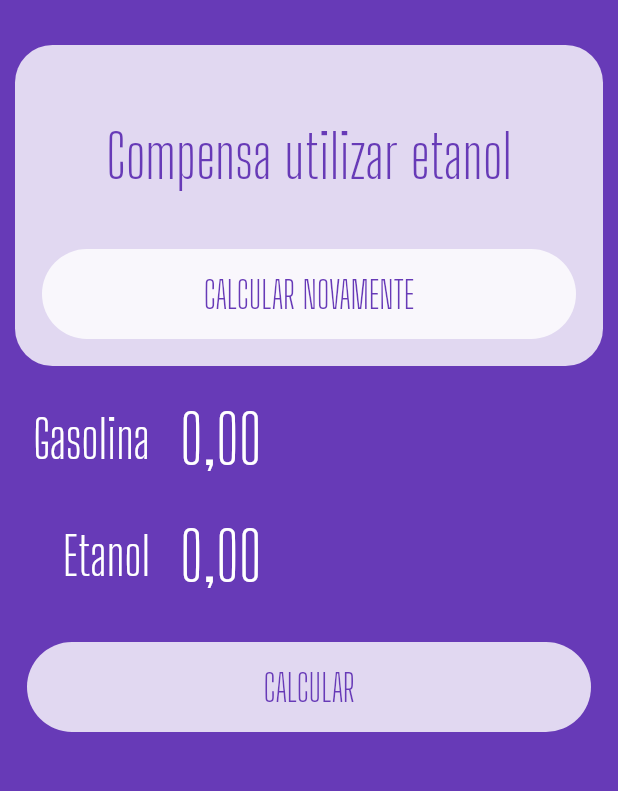
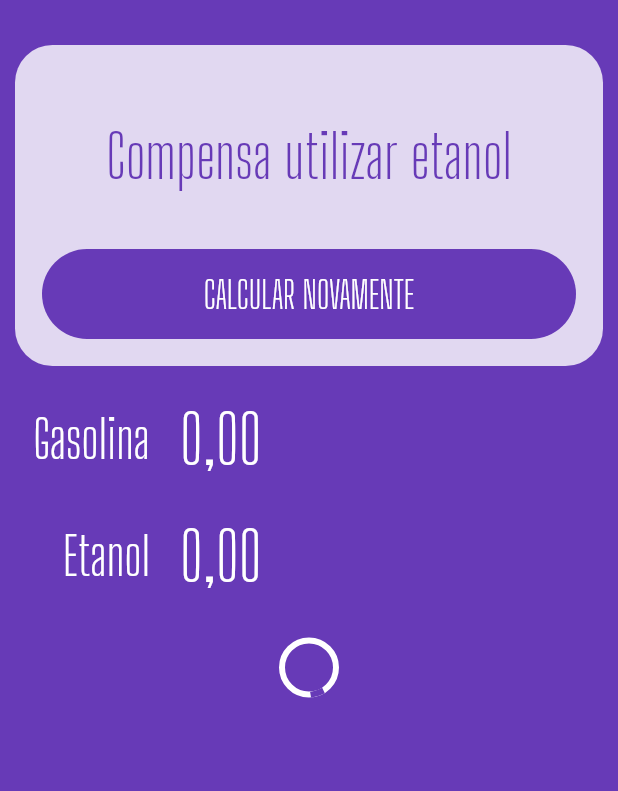
Before and after one commit to claylton/ethanol_or_gasoline, a Flutter app: the screen it shows after launch, on a phone screen of 412 x 824 dp, the part 270-1061 px from its top. Run offline on Flutter 3.47's test engine with Material 2 defaults, Android fonts, the phone set to English and light mode, and no system bars; our stand-ins replace mask_text_input_formatter.

Commit message:
Feat: Loading Button

```diff
--- a/lib/main.dart
+++ b/lib/main.dart
@@ -1,4 +1,5 @@
 import 'package:ethanol_or_gasoline/widgets/input_widget.dart';
+import 'package:ethanol_or_gasoline/widgets/loading_button_widget.dart';
 import 'package:ethanol_or_gasoline/widgets/logo_widget.dart';
 import 'package:flutter/material.dart';
 
@@ -51,51 +52,23 @@ class HomePage extends StatelessWidget {
                   textAlign: TextAlign.center,
                 ),
                 const SizedBox(height: 20),
-                TextButton(
-                  child: Container(
-                    margin: const EdgeInsets.all(10),
-                    height: 60,
-                    width: double.infinity,
-                    alignment: Alignment.center,
-                    decoration: BoxDecoration(
-                      color: Colors.white.withOpacity(0.8),
-                      // shape: BoxShape.circle,
-                      borderRadius: BorderRadius.circular(60),
-                    ),
-                    child: Text("CALCULAR NOVAMENTE",
-                        style: TextStyle(
-                          color: Theme.of(context).primaryColor,
-                          fontSize: 25,
-                          fontFamily: "Big Shoulders Display",
-                        )),
-                  ),
+                LoadingButtonWidget(
+                  isLoading: false,
+                  invertColors: true,
                   onPressed: () {},
-                ),
+                  label: "CALCULAR NOVAMENTE",
+                )
               ],
             ),
           ),
           InputWidget(label: "Gasolina"),
           InputWidget(label: "Etanol"),
-          TextButton(
-            child: Container(
-              margin: const EdgeInsets.all(10),
-              height: 60,
-              width: double.infinity,
-              alignment: Alignment.center,
-              decoration: BoxDecoration(
-                color: Colors.white.withOpacity(0.8),
-                // shape: BoxShape.circle,
-                borderRadius: BorderRadius.circular(60),
-              ),
-              child: Text("CALCULAR",
-                  style: TextStyle(
-                    color: Theme.of(context).primaryColor,
-                    fontSize: 25,
-                    fontFamily: "Big Shoulders Display",
-                  )),
-            ),
+          LoadingButtonWidget(
+            isLoading: true,
+            invertColors: false,
             onPressed: () {},
-          ),
+            label: "CALCULAR",
+          )
         ],
       ),
     );
--- /dev/null
+++ b/lib/widgets/loading_button_widget.dart
@@ -0,0 +1,50 @@
+// ignore_for_file: public_member_api_docs, sort_constructors_first
+import 'package:flutter/material.dart';
+
+class LoadingButtonWidget extends StatelessWidget {
+  final bool isLoading;
+  final bool invertColors;
+  final void Function()? onPressed;
+  final String label;
+
+  const LoadingButtonWidget({
+    Key? key,
+    required this.isLoading,
+    required this.invertColors,
+    required this.onPressed,
+    required this.label,
+  }) : super(key: key);
+
+  @override
+  Widget build(BuildContext context) {
+    return isLoading
+        ? Container(
+            margin: const EdgeInsets.all(10),
+            height: 50,
+            alignment: Alignment.center,
+            child: const CircularProgressIndicator(
+              backgroundColor: Colors.white,
+            ),
+          )
+        : TextButton(
+            onPressed: onPressed,
+            child: Container(
+              margin: const EdgeInsets.all(10),
+              height: 60,
+              width: double.infinity,
+              alignment: Alignment.center,
+              decoration: BoxDecoration(
+                color: invertColors ? Theme.of(context).primaryColor : Colors.white.withOpacity(0.8),
+                // shape: BoxShape.circle,
+                borderRadius: BorderRadius.circular(60),
+              ),
+              child: Text(label,
+                  style: TextStyle(
+                    color: invertColors ? Colors.white : Theme.of(context).primaryColor,
+                    fontSize: 25,
+                    fontFamily: "Big Shoulders Display",
+                  )),
+            ),
+          );
+  }
+}
```
